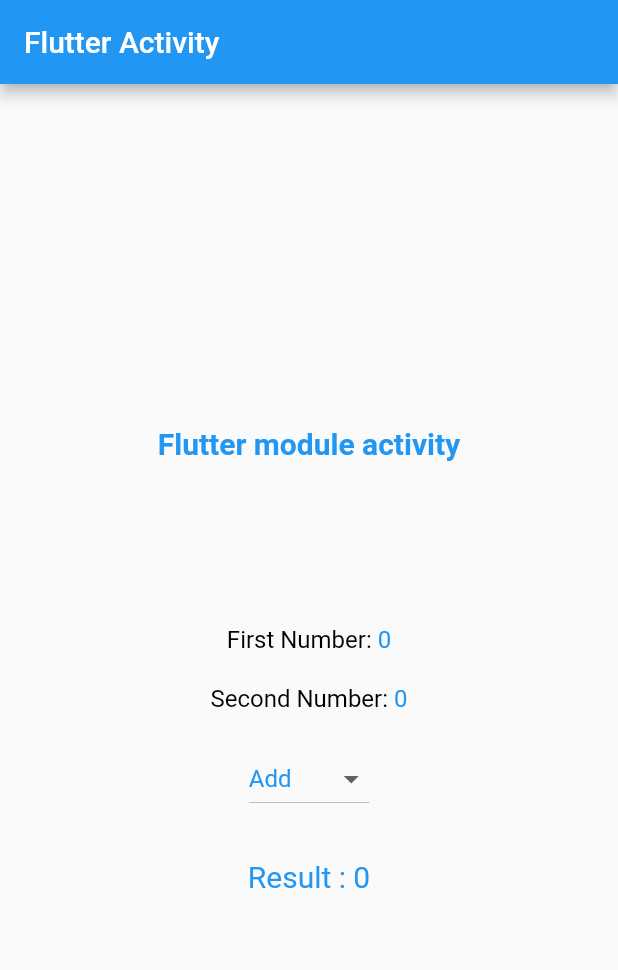
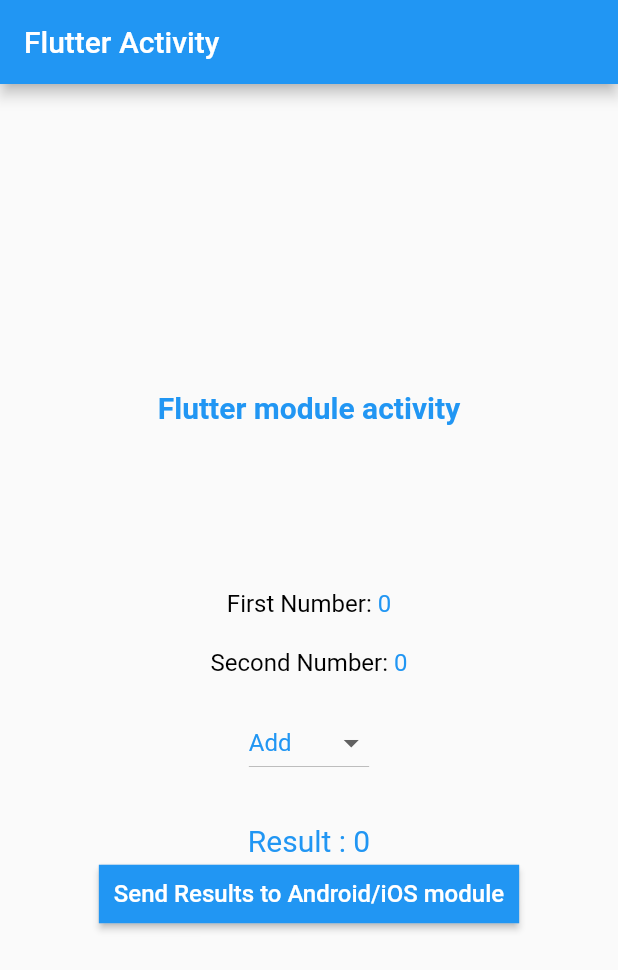
Before and after one commit to babulpatel1309/AFE_Flutter, a Flutter app: the screen it shows after launch, on a phone screen of 412 x 824 dp. Shown: the top 970 px of the screen. Run offline on Flutter 3.47's test engine with Material 2 defaults, Android fonts, the phone set to English and light mode, and no system bars.

Commit message:
- Few improvements

```diff
--- a/lib/main.dart
+++ b/lib/main.dart
@@ -106,12 +106,6 @@ class _MyHomePageState extends State<MyHomePage> {
     platform.invokeMethod("FromClientToHost", resultMap);
   }
 
-  void _incrementCounter() {
-    setState(() {
-      _counter++;
-    });
-  }
-
   @override
   Widget build(BuildContext context) {
     return Scaffold(
@@ -124,9 +118,14 @@ class _MyHomePageState extends State<MyHomePage> {
           children: <Widget>[
             Text(
               "Flutter module activity",
-              style: TextStyle(color: Colors.blue, fontSize: 20,fontWeight: FontWeight.bold),
+              style: TextStyle(
+                  color: Colors.blue,
+                  fontSize: 20,
+                  fontWeight: FontWeight.bold),
             ),
-            SizedBox(height: 100,),
+            SizedBox(
+              height: 100,
+            ),
             Container(
                 padding: EdgeInsets.all(10),
                 child: Row(
@@ -178,6 +177,18 @@ class _MyHomePageState extends State<MyHomePage> {
               "Result : $_result",
               style: TextStyle(fontSize: 20, color: Colors.blue),
             ),
+            RaisedButton(
+              onPressed: () {
+                _sendResultsToAndroidiOS();
+              },
+              textColor: Colors.white,
+              padding: const EdgeInsets.all(0.0),
+              child: Container(
+                  decoration: BoxDecoration(color: Colors.blue),
+                  padding: const EdgeInsets.all(10.0),
+                  child: const Text('Send Results to Android/iOS module',
+                      style: TextStyle(fontSize: 16))),
+            )
           ],
         ),
       ),
```
Also changed, not shown: 1 other file.
